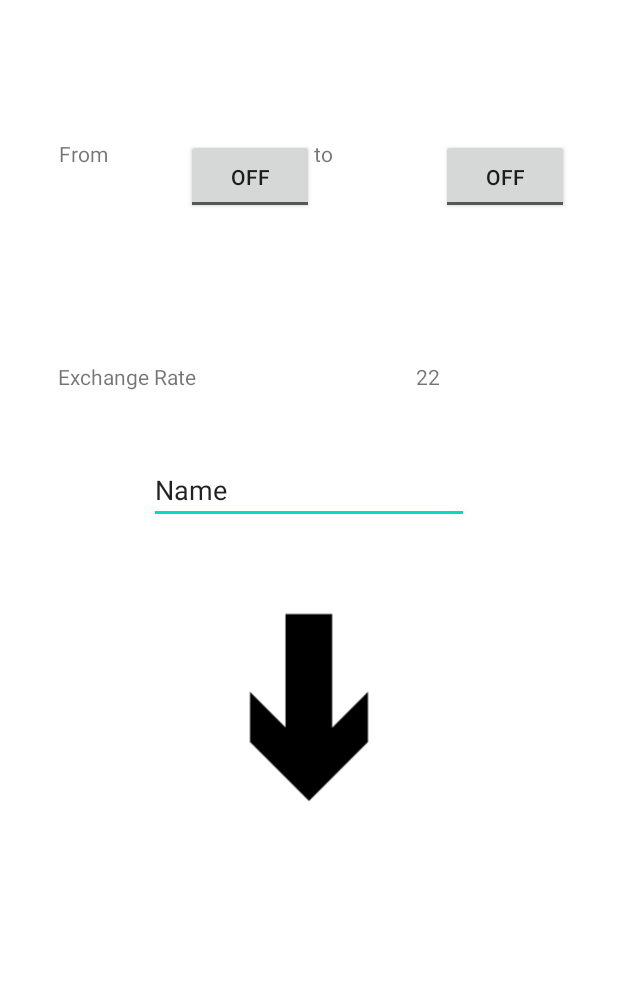
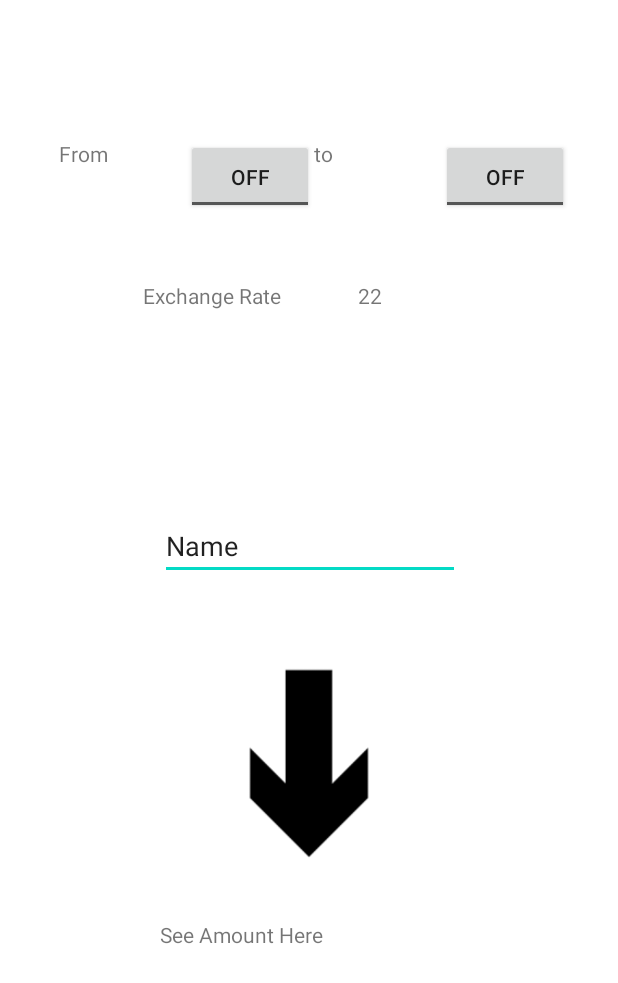
Before and after one commit to hoda-mawlawi/CurrencyConverter2.0, an Android app: the layout calculator.xml on its own in the app's theme, with its tools: preview values and no code run, on a phone screen of 412 x 824 dp. Shown: the top 983 px of the screen. Run offline under Robolectric (Android 15) with nearby library versions, the phone set to English and light mode, and no system bars.

Commit message:
change placements of views

```diff
--- a/app/src/main/res/layout/calculator.xml
+++ b/app/src/main/res/layout/calculator.xml
@@ -61,10 +61,10 @@
         android:text="Exchange Rate"
         app:layout_constraintBottom_toBottomOf="parent"
         app:layout_constraintEnd_toEndOf="parent"
-        app:layout_constraintHorizontal_bias="0.12"
+        app:layout_constraintHorizontal_bias="0.298"
         app:layout_constraintStart_toStartOf="parent"
         app:layout_constraintTop_toTopOf="parent"
-        app:layout_constraintVertical_bias="0.3" />
+        app:layout_constraintVertical_bias="0.233" />
 
     <TextView
         android:id="@+id/dailyRate"
@@ -73,23 +73,10 @@
         android:text="22"
         app:layout_constraintBottom_toBottomOf="parent"
         app:layout_constraintEnd_toEndOf="parent"
-        app:layout_constraintHorizontal_bias="0.7"
+        app:layout_constraintHorizontal_bias="0.602"
         app:layout_constraintStart_toStartOf="parent"
         app:layout_constraintTop_toTopOf="parent"
-        app:layout_constraintVertical_bias="0.3"/>
-
-    <EditText
-        android:id="@+id/amount"
-        android:layout_width="wrap_content"
-        android:layout_height="wrap_content"
-        android:ems="10"
-        android:inputType="textPersonName"
-        android:text="Name"
-        app:layout_constraintBottom_toBottomOf="parent"
-        app:layout_constraintEnd_toEndOf="parent"
-        app:layout_constraintStart_toStartOf="parent"
-        app:layout_constraintTop_toTopOf="parent"
-        app:layout_constraintVertical_bias="0.39" />
+        app:layout_constraintVertical_bias="0.233" />
 
     <ImageView
         android:id="@+id/imageView3"
@@ -99,7 +86,33 @@
         app:layout_constraintEnd_toEndOf="parent"
         app:layout_constraintStart_toStartOf="parent"
         app:layout_constraintTop_toTopOf="parent"
-        app:layout_constraintVertical_bias="0.59000003"
+        app:layout_constraintVertical_bias="0.647"
         app:srcCompat="@drawable/arrow_down" />
 
+    <TextView
+        android:id="@+id/finalAmount"
+        android:layout_width="200dp"
+        android:layout_height="45dp"
+        android:text="See Amount Here"
+        app:layout_constraintBottom_toBottomOf="parent"
+        app:layout_constraintEnd_toEndOf="parent"
+        app:layout_constraintHorizontal_bias="0.502"
+        app:layout_constraintStart_toStartOf="parent"
+        app:layout_constraintTop_toTopOf="parent"
+        app:layout_constraintVertical_bias="0.788" />
+
+    <EditText
+        android:id="@+id/amount"
+        android:layout_width="200dp"
+        android:layout_height="45dp"
+        android:ems="10"
+        android:inputType="textPersonName"
+        android:text="Name"
+        app:layout_constraintBottom_toBottomOf="parent"
+        app:layout_constraintEnd_toEndOf="parent"
+        app:layout_constraintHorizontal_bias="0.502"
+        app:layout_constraintStart_toStartOf="parent"
+        app:layout_constraintTop_toTopOf="parent"
+        app:layout_constraintVertical_bias="0.438" />
+
 </androidx.constraintlayout.widget.ConstraintLayout>
```
